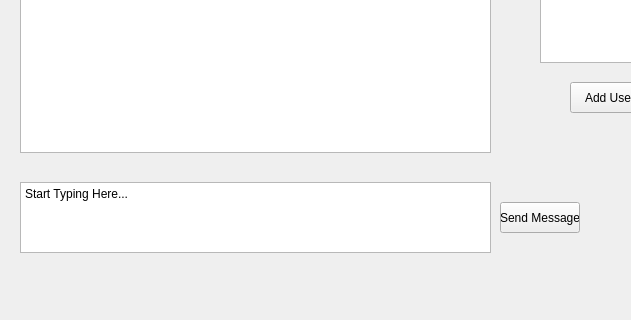
First picture: the form in ircclient.ui, repository TomFanella4/IRCClient, before the edit; both pictures show x 0 to 631 and y 248 to 568 of the 892 by 568 pixel window.
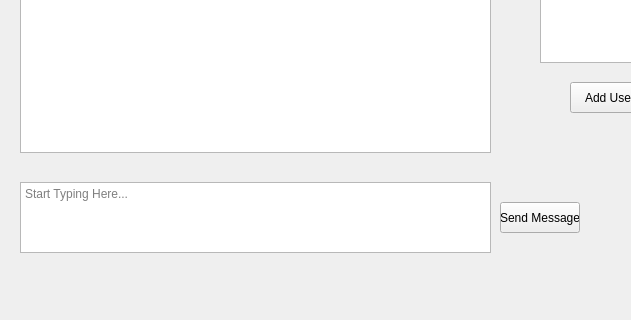
Second picture: the form after the edit.

Commit message: Fixed dialog box

```diff
--- a/ircclient.ui
+++ b/ircclient.ui
@@ -36,7 +36,7 @@
       <height>71</height>
      </rect>
     </property>
-    <property name="plainText">
+    <property name="placeholderText">
      <string>Start Typing Here...</string>
     </property>
    </widget>
```
The commit also changes 4 other files.
